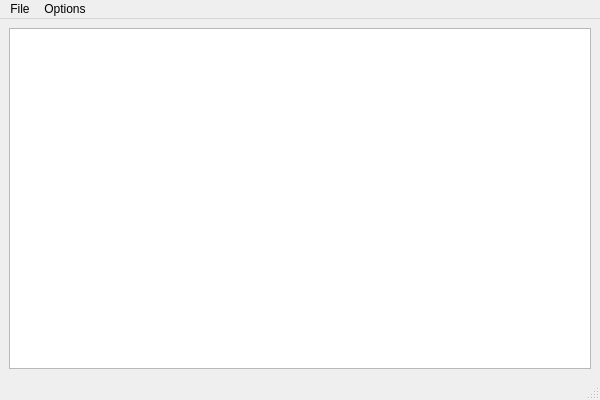
Old version of the form src/main/python/gcodediff.ui in the repository magnushacker/gcodediff.
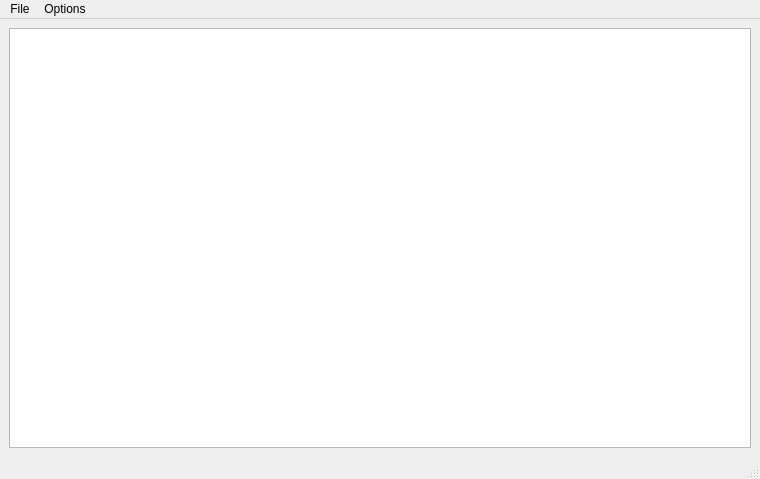
New version of the form.

```diff
--- a/src/main/python/gcodediff.ui
+++ b/src/main/python/gcodediff.ui
@@ -6,8 +6,8 @@
    <rect>
     <x>0</x>
     <y>0</y>
-    <width>600</width>
-    <height>400</height>
+    <width>760</width>
+    <height>479</height>
    </rect>
   </property>
   <property name="baseSize">
@@ -23,6 +23,12 @@
    <layout class="QGridLayout" name="gridLayout">
     <item row="0" column="0">
      <widget class="QTableView" name="dataView">
+      <property name="contextMenuPolicy">
+       <enum>Qt::DefaultContextMenu</enum>
+      </property>
+      <property name="midLineWidth">
+       <number>1</number>
+      </property>
       <property name="sizeAdjustPolicy">
        <enum>QAbstractScrollArea::AdjustToContents</enum>
       </property>
@@ -56,7 +62,7 @@
     <rect>
      <x>0</x>
      <y>0</y>
-     <width>600</width>
+     <width>760</width>
      <height>21</height>
     </rect>
    </property>
```
Left out of the diff: 17 changed lines with no effect on the pictures.
